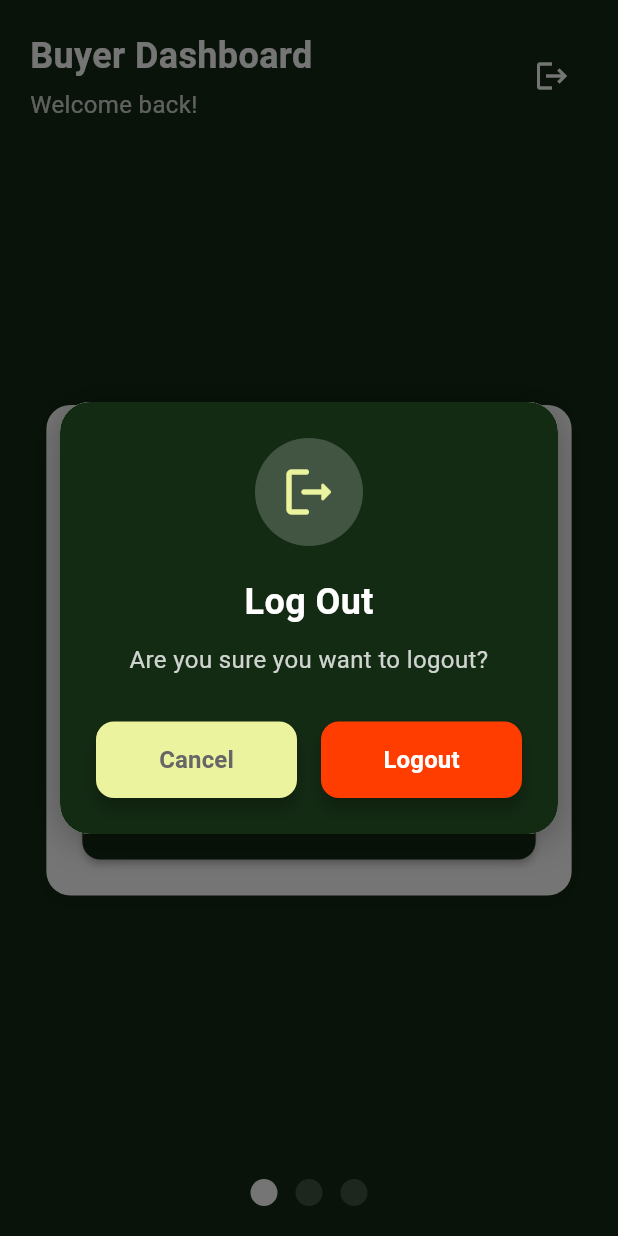
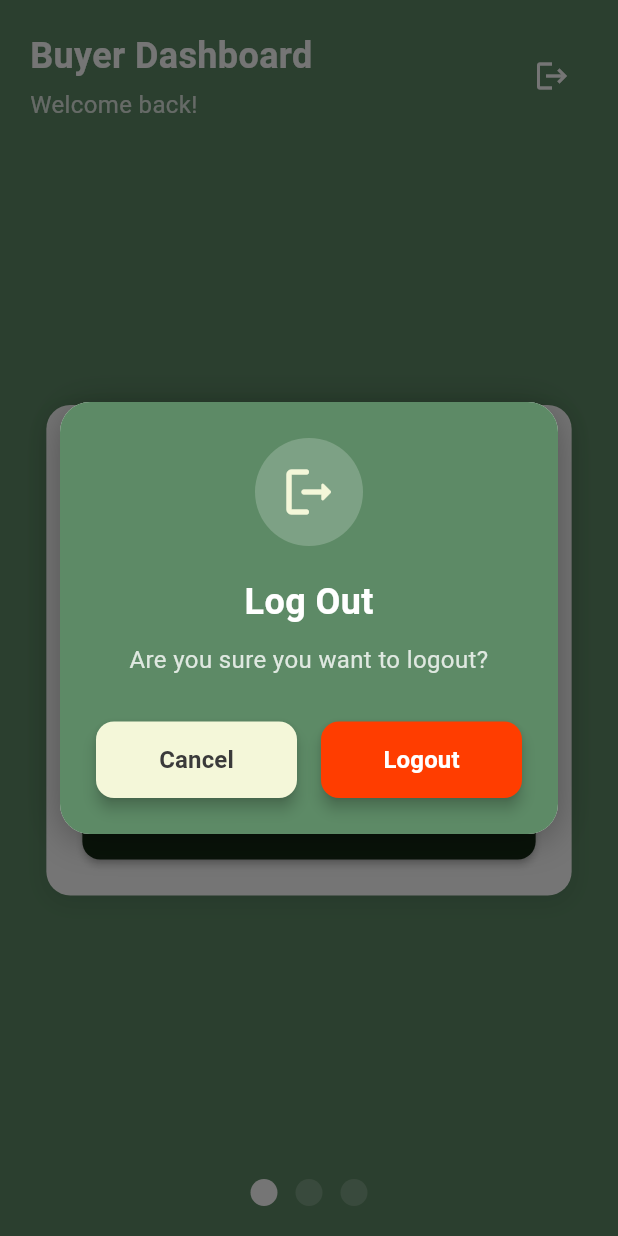
Before and after one commit to dormeneur/JUNKWUNK, a Flutter app: the screen it shows once a user with an empty profile is signed in, after a tap on the "logout" icon, on a phone screen of 412 x 824 dp. Run offline on Flutter 3.47's test engine with Material 3 defaults, Android fonts, the light colour scheme and no system bars; drawn by our look-alikes of smooth_page_indicator; our stand-ins replace cloud_firestore, connectivity_plus, firebase_auth, firebase_core, flutter_login, geocoding and 7 more; missing offline and left inert: flutter_polyline_points, googleapis; accounts and stored records are empty; generated files the repository leaves out were written again.

Commit message:
Refactor color palette to utilize lighter shades for improved UI consistency

```diff
--- a/lib/screens/buyer/buyer_dashboard1.dart
+++ b/lib/screens/buyer/buyer_dashboard1.dart
@@ -1,5 +1,6 @@
 import 'package:flutter/material.dart';
 import 'package:smooth_page_indicator/smooth_page_indicator.dart';
+
 import '../../main.dart' as main_app;
 import 'mediator/page1.dart';
 import 'mediator/page2.dart';
@@ -20,7 +21,7 @@ class BuyerDashboard1State extends State<BuyerDashboard1> {
     return Scaffold(
       body: Container(
         decoration: const BoxDecoration(
-          color: Color(0xFF132a13), // Dark green - solid
+          color: Color(0xFF5d8a66), // Lighter forest green - solid
         ),
         child: SafeArea(
           child: Column(
@@ -94,7 +95,7 @@ class BuyerDashboard1State extends State<BuyerDashboard1> {
             padding: EdgeInsets.all(24),
             decoration: BoxDecoration(
               borderRadius: BorderRadius.circular(20),
-              color: const Color(0xFF132a13), // Dark green background
+              color: const Color(0xFF5d8a66), // Lighter forest green background
               boxShadow: [
                 BoxShadow(
                   color: Colors.black.withValues(alpha: 0.3),
@@ -114,7 +115,7 @@ class BuyerDashboard1State extends State<BuyerDashboard1> {
                   ),
                   child: Icon(
                     Icons.logout_rounded,
-                    color: const Color(0xFFecf39e), // Mindaro - light accent
+                    color: const Color(0xFFf4f7d9), // Lighter accent
                     size: 40,
                   ),
                 ),
@@ -144,8 +145,9 @@ class BuyerDashboard1State extends State<BuyerDashboard1> {
                       child: ElevatedButton(
                         onPressed: () => Navigator.of(context).pop(),
                         style: ElevatedButton.styleFrom(
-                          foregroundColor: const Color(0xFF666666),
-          backgroundColor: const Color(0xFFecf39e), // Mindaro
+                          foregroundColor: const Color(0xFF3a3a3a),
+                          backgroundColor:
+                              const Color(0xFFf4f7d9), // Lighter accent
                           padding: EdgeInsets.symmetric(vertical: 14),
                           shape: RoundedRectangleBorder(
                             borderRadius: BorderRadius.circular(12),
--- a/lib/screens/seller/seller_dashboard1.dart
+++ b/lib/screens/seller/seller_dashboard1.dart
@@ -1,5 +1,6 @@
 import 'package:flutter/material.dart';
 import 'package:smooth_page_indicator/smooth_page_indicator.dart';
+
 import '../../main.dart' as main_app;
 import 'mediator/page1.dart';
 import 'mediator/page2.dart';
@@ -20,7 +21,7 @@ class SellerDashboard1State extends State<SellerDashboard1> {
     return Scaffold(
       body: Container(
         decoration: const BoxDecoration(
-          color: Color(0xFF132a13), // Dark green - solid
+          color: Color(0xFF5d8a66), // Lighter forest green - solid
         ),
         child: SafeArea(
           child: Column(
@@ -94,7 +95,7 @@ class SellerDashboard1State extends State<SellerDashboard1> {
             padding: EdgeInsets.all(24),
             decoration: BoxDecoration(
               borderRadius: BorderRadius.circular(20),
-              color: const Color(0xFF132a13), // Dark green background
+              color: const Color(0xFF5d8a66), // Lighter forest green background
               boxShadow: [
                 BoxShadow(
                   color: Colors.black.withValues(alpha: 0.3),
@@ -114,7 +115,7 @@ class SellerDashboard1State extends State<SellerDashboard1> {
                   ),
                   child: Icon(
                     Icons.logout_rounded,
-                    color: const Color(0xFFecf39e), // Mindaro - light accent
+                    color: const Color(0xFFf4f7d9), // Lighter accent
                     size: 40,
                   ),
                 ),
@@ -144,8 +145,9 @@ class SellerDashboard1State extends State<SellerDashboard1> {
                       child: ElevatedButton(
                         onPressed: () => Navigator.of(context).pop(),
                         style: ElevatedButton.styleFrom(
-                          foregroundColor: const Color(0xFF666666),
-          backgroundColor: const Color(0xFFecf39e), // Mindaro
+                          foregroundColor: const Color(0xFF3a3a3a),
+                          backgroundColor:
+                              const Color(0xFFf4f7d9), // Lighter accent
                           padding: EdgeInsets.symmetric(vertical: 14),
                           shape: RoundedRectangleBorder(
                             borderRadius: BorderRadius.circular(12),
--- a/lib/utils/colors.dart
+++ b/lib/utils/colors.dart
@@ -1,29 +1,31 @@
 import 'package:flutter/material.dart';
 
 class AppColors {
-  // Green palette
-  static const Color primaryColor = Color(0xFF132a13); // Dark green
-  static const Color secondaryColor = Color(0xFF31572c); // Hunter green
-  static const Color tertiaryColor = Color(0xFF4f772d); // Fern green
-  static const Color accentColor = Color(0xFF90a955); // Moss green
-  static const Color lightAccent = Color(0xFFecf39e); // Mindaro
+  // Green palette - Lighter shades
+  static const Color primaryColor = Color(0xFF4a7c59); // Light forest green
+  static const Color secondaryColor = Color(0xFF5d8a66); // Lighter hunter green
+  static const Color tertiaryColor = Color(0xFF7ba05b); // Lighter fern green
+  static const Color accentColor = Color(0xFFa8c686); // Lighter moss green
+  static const Color lightAccent = Color(0xFFf4f7d9); // Lighter mindaro
 
   // Text colors
-  static const Color textDark = Color(0xFF1A1A1A);
-  static const Color textLight = Color(0xFF757575);
+  static const Color textDark = Color(0xFF3a3a3a); // Lighter dark text
+  static const Color textLight = Color(0xFF9a9a9a); // Lighter gray text
 
   // Status colors
-  static const Color success = Color(0xFF4f772d);
-  static const Color warning = Color(0xFFFFA726);
-  static const Color error = Color(0xFFE53935);
+  static const Color success = Color(0xFF7ba05b); // Lighter success green
+  static const Color warning = Color(0xFFffb74d); // Lighter warning
+  static const Color error = Color(0xFFef5350); // Lighter error
 
   // UI Element colors
   static const Color cardBackground = Color(0xFFFFFFFF);
-  static const Color scaffoldBackground = Color(0xFFD4E7C5); // Soft sage green
-  static const Color pageBackground = Color(0xFFD4E7C5); // Soft sage green
+  static const Color scaffoldBackground =
+      Color(0xFFe8f5e0); // Lighter sage green
+  static const Color pageBackground = Color(0xFFe8f5e0); // Lighter sage green
 
   // Category colors
-  static const Color donateColor = Color(0xFF4f772d); // Fern green
-  static const Color recyclableColor = Color(0xFF90a955); // Moss green
-  static const Color nonRecyclableColor = Color(0xFF31572c); // Hunter green
+  static const Color donateColor = Color(0xFF7ba05b); // Lighter fern green
+  static const Color recyclableColor = Color(0xFFa8c686); // Lighter moss green
+  static const Color nonRecyclableColor =
+      Color(0xFF5d8a66); // Lighter hunter green
 }
```
